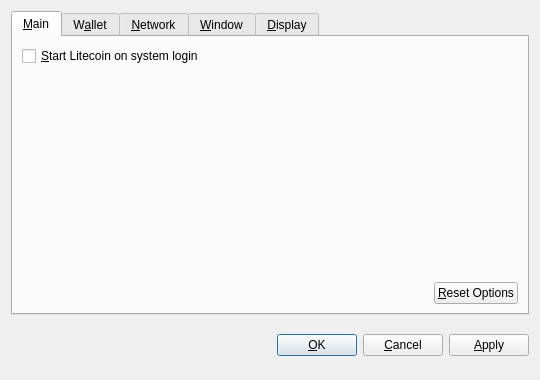
swastikit/swastikcoin, file src/qt/forms/optionsdialog.ui: the form before one commit.
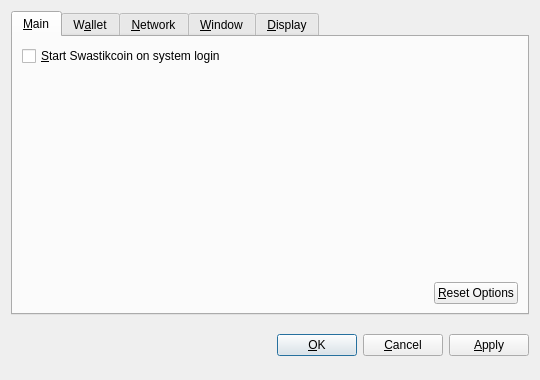
The form after the commit. Custom widgets are drawn as their Qt base class.

The edit to the form file:
```diff
--- a/src/qt/forms/optionsdialog.ui
+++ b/src/qt/forms/optionsdialog.ui
@@ -36,7 +36,7 @@
           <string>Automatically start Litecoin after logging in to the system.</string>
          </property>
          <property name="text">
-          <string>&amp;Start Litecoin on system login</string>
+          <string>&amp;Start Swastikcoin on system login</string>
          </property>
         </widget>
        </item>
```
Left out of the diff: 10 changed lines with no effect on the pictures.
